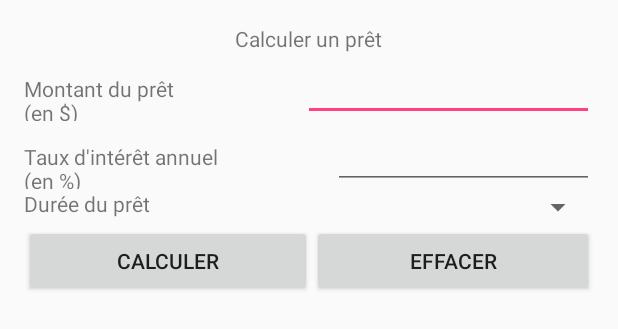
After one commit to deathocks/activites, an Android app: the layout activity_pret.xml on its own in the app's theme, with its tools: preview values and no code run, on a phone screen of 412 x 824 dp. The commit adds this screen. Shown: the top 329 px of the screen. Run offline under Robolectric (Android 15) with nearby library versions, the phone set to English and light mode, and no system bars.

Commit message:
Commit du layout activité prêt

```diff
--- /dev/null
+++ b/app/src/main/res/layout-land/activity_pret.xml
@@ -0,0 +1,122 @@
+<?xml version="1.0" encoding="utf-8"?>
+<android.support.v4.widget.DrawerLayout xmlns:android="http://schemas.android.com/apk/res/android"
+android:id="@+id/drawer_layout"
+android:layout_width="match_parent"
+android:layout_height="match_parent">
+
+<LinearLayout
+    android:layout_width="match_parent"
+    android:layout_height="wrap_content"
+    android:orientation="vertical"
+    android:paddingBottom="@dimen/activity_vertical_margin"
+    android:paddingLeft="@dimen/activity_horizontal_margin"
+    android:paddingRight="@dimen/activity_horizontal_margin"
+    android:paddingTop="@dimen/activity_vertical_margin">
+
+    <!--Mettre ici votre layout.-->
+    <TextView
+        android:id="@+id/titre_pret"
+        android:layout_width="wrap_content"
+        android:layout_gravity="center"
+        android:layout_height="wrap_content"
+        android:text="@string/titre_pret" />
+
+    <LinearLayout
+        android:layout_width="match_parent"
+        android:layout_height="wrap_content"
+        android:orientation="horizontal">
+
+
+        <TextView
+            android:id="@+id/id_titre_montant"
+            android:layout_width="wrap_content"
+            android:layout_height="wrap_content"
+            android:layout_weight="0.5"
+            android:text="@string/titre_montant" />
+
+        <EditText
+            android:id="@+id/edit_montant"
+            android:layout_width="wrap_content"
+            android:layout_height="wrap_content"
+            android:layout_weight="1" />
+
+
+    </LinearLayout>
+
+    <LinearLayout
+        android:layout_width="match_parent"
+        android:layout_height="wrap_content"
+        android:orientation="horizontal">
+
+
+        <TextView
+            android:id="@+id/titre_interet"
+            android:layout_width="wrap_content"
+            android:layout_height="wrap_content"
+            android:layout_weight="0.5"
+            android:text="@string/titre_interet" />
+
+        <EditText
+            android:id="@+id/edit_interet"
+            android:layout_width="wrap_content"
+            android:layout_height="wrap_content"
+            android:layout_weight="1" />
+
+
+    </LinearLayout>
+
+    <LinearLayout
+        android:layout_width="match_parent"
+        android:layout_height="wrap_content"
+        android:orientation="horizontal">
+
+
+        <TextView
+            android:id="@+id/titre_duree"
+            android:layout_width="wrap_content"
+            android:layout_height="wrap_content"
+            android:layout_weight="1"
+            android:text="@string/titre_duree" />
+
+        <Spinner
+            android:id="@+id/liste_mois"
+            android:layout_width="wrap_content"
+            android:layout_height="wrap_content"
+            android:layout_weight="2" />
+
+
+    </LinearLayout>
+
+    <LinearLayout
+        android:layout_width="match_parent"
+        android:layout_height="wrap_content"
+        android:orientation="horizontal">
+
+
+        <Button
+            android:id="@+id/txt_btn_calculer"
+            android:layout_width="wrap_content"
+            android:layout_height="wrap_content"
+            android:layout_weight="1"
+            android:text="@string/txt_btn_calculer" />
+
+        <Button
+            android:id="@+id/txt_btn_effacer"
+            android:layout_width="wrap_content"
+            android:layout_height="wrap_content"
+            android:layout_weight="1"
+            android:text="@string/txt_btn_effacer" />
+    </LinearLayout>
+
+</LinearLayout>
+
+<ListView
+    android:id="@+id/list_navigation"
+    android:layout_width="250dp"
+    android:layout_height="match_parent"
+    android:layout_gravity="start"
+    android:background="#FFEEEEEE"
+    android:choiceMode="singleChoice"
+    android:entries="@array/tab_activites" />
+
+</android.support.v4.widget.DrawerLayout>
--- a/app/src/main/res/layout/activity_main.xml
+++ b/app/src/main/res/layout/activity_main.xml
@@ -1,16 +1,26 @@
 <?xml version="1.0" encoding="utf-8"?>
-<RelativeLayout xmlns:android="http://schemas.android.com/apk/res/android"
-    xmlns:tools="http://schemas.android.com/tools"
+<android.support.v4.widget.DrawerLayout
+    xmlns:android="http://schemas.android.com/apk/res/android"
+    android:id="@+id/drawer_layout"
     android:layout_width="match_parent"
-    android:layout_height="match_parent"
-    android:paddingBottom="@dimen/activity_vertical_margin"
-    android:paddingLeft="@dimen/activity_horizontal_margin"
-    android:paddingRight="@dimen/activity_horizontal_margin"
-    android:paddingTop="@dimen/activity_vertical_margin"
-    tools:context="com.montmo.activites.MainActivity">
+    android:layout_height="match_parent">
 
+    <!--Mettre ici votre layout.-->
     <TextView
+        android:id="@+id/id_titre_sexe"
+        style="@style/base_texte"
         android:layout_width="wrap_content"
         android:layout_height="wrap_content"
-        android:text="Hello World!" />
-</RelativeLayout>
+        android:layout_weight="50"
+        android:text="Application" />
+
+    <ListView
+        android:id="@+id/list_navigation"
+        android:layout_width="250dp"
+        android:layout_height="match_parent"
+        android:layout_gravity="start"
+        android:background="#FFEEEEEE"
+        android:choiceMode="singleChoice"
+        android:entries="@array/tab_activites" />
+
+</android.support.v4.widget.DrawerLayout>
--- /dev/null
+++ b/app/src/main/res/layout/activity_pret.xml
@@ -0,0 +1,122 @@
+<?xml version="1.0" encoding="utf-8"?>
+<android.support.v4.widget.DrawerLayout xmlns:android="http://schemas.android.com/apk/res/android"
+    android:id="@+id/drawer_layout"
+    android:layout_width="match_parent"
+    android:layout_height="match_parent">
+
+    <LinearLayout
+        android:layout_width="match_parent"
+        android:layout_height="wrap_content"
+        android:orientation="vertical"
+        android:paddingBottom="@dimen/activity_vertical_margin"
+        android:paddingLeft="@dimen/activity_horizontal_margin"
+        android:paddingRight="@dimen/activity_horizontal_margin"
+        android:paddingTop="@dimen/activity_vertical_margin">
+
+        <!--Mettre ici votre layout.-->
+        <TextView
+            android:id="@+id/titre_pret"
+            android:layout_width="wrap_content"
+            android:layout_height="wrap_content"
+            android:layout_gravity="center"
+            android:text="@string/titre_pret" />
+
+        <LinearLayout
+            android:layout_width="match_parent"
+            android:layout_height="wrap_content"
+            android:orientation="horizontal">
+
+
+            <TextView
+                android:id="@+id/id_titre_montant"
+                android:layout_width="wrap_content"
+                android:layout_height="wrap_content"
+                android:layout_weight="0.5"
+                android:text="@string/titre_montant" />
+
+            <EditText
+                android:id="@+id/edit_montant"
+                android:layout_width="wrap_content"
+                android:layout_height="wrap_content"
+                android:layout_weight="1" />
+
+
+        </LinearLayout>
+
+        <LinearLayout
+            android:layout_width="match_parent"
+            android:layout_height="wrap_content"
+            android:orientation="horizontal">
+
+
+            <TextView
+                android:id="@+id/titre_interet"
+                android:layout_width="wrap_content"
+                android:layout_height="wrap_content"
+                android:layout_weight="0.5"
+                android:text="@string/titre_interet" />
+
+            <EditText
+                android:id="@+id/edit_interet"
+                android:layout_width="wrap_content"
+                android:layout_height="wrap_content"
+                android:layout_weight="1" />
+
+
+        </LinearLayout>
+
+        <LinearLayout
+            android:layout_width="match_parent"
+            android:layout_height="wrap_content"
+            android:orientation="horizontal">
+
+
+            <TextView
+                android:id="@+id/titre_duree"
+                android:layout_width="wrap_content"
+                android:layout_height="wrap_content"
+                android:layout_weight="1"
+                android:text="@string/titre_duree" />
+
+            <Spinner
+                android:id="@+id/liste_mois"
+                android:layout_width="wrap_content"
+                android:layout_height="wrap_content"
+                android:layout_weight="2" />
+
+
+        </LinearLayout>
+
+        <LinearLayout
+            android:layout_width="match_parent"
+            android:layout_height="wrap_content"
+            android:orientation="horizontal">
+
+
+            <Button
+                android:id="@+id/txt_btn_calculer"
+                android:layout_width="wrap_content"
+                android:layout_height="wrap_content"
+                android:layout_weight="1"
+                android:text="@string/txt_btn_calculer" />
+
+            <Button
+                android:id="@+id/txt_btn_effacer"
+                android:layout_width="wrap_content"
+                android:layout_height="wrap_content"
+                android:layout_weight="1"
+                android:text="@string/txt_btn_effacer" />
+        </LinearLayout>
+
+    </LinearLayout>
+
+    <ListView
+        android:id="@+id/list_navigation"
+        android:layout_width="250dp"
+        android:layout_height="match_parent"
+        android:layout_gravity="start"
+        android:background="#FFEEEEEE"
+        android:choiceMode="singleChoice"
+        android:entries="@array/tab_activites" />
+
+</android.support.v4.widget.DrawerLayout>
```
